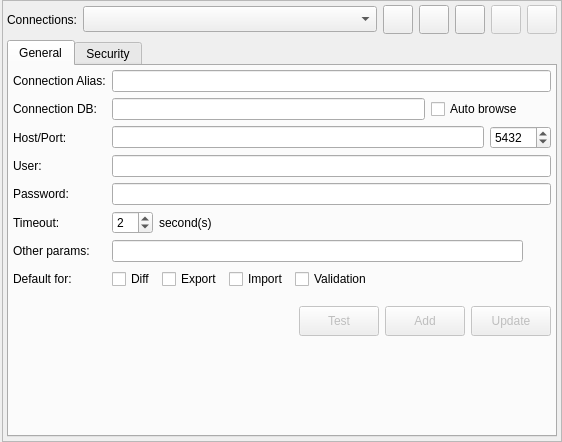
First picture: the form in libpgmodeler_ui/ui/connectionsconfigwidget.ui, repository pgmodeler/pgmodeler, before the edit.
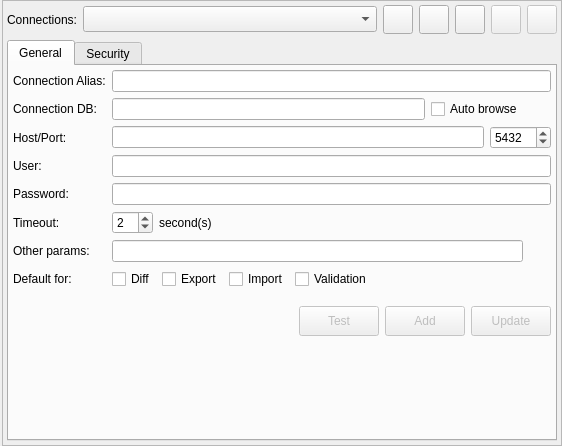
Second picture: the form after the edit. Icons and pictures are not drawn.

```diff
--- a/libpgmodeler_ui/ui/connectionsconfigwidget.ui
+++ b/libpgmodeler_ui/ui/connectionsconfigwidget.ui
@@ -7,7 +7,7 @@
     <x>0</x>
     <y>0</y>
     <width>562</width>
-    <height>442</height>
+    <height>446</height>
    </rect>
   </property>
   <property name="windowTitle">
```
Left out of the diff: 31 changed lines with no effect on the pictures.
